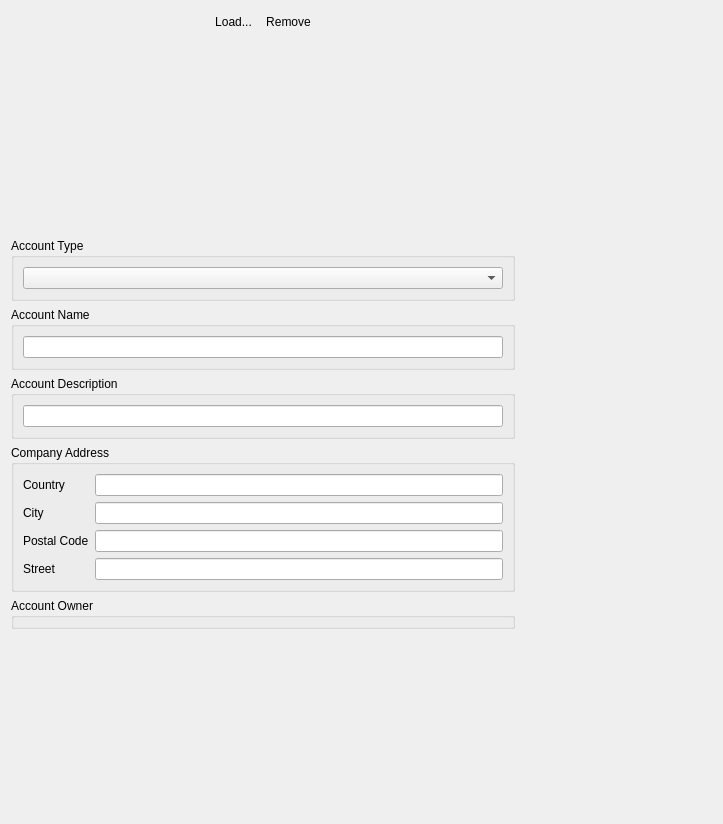
Old version of the form Include/imtauthgui/CAccountInfoEditorComp.ui in the repository ImagingTools/ImtCore.
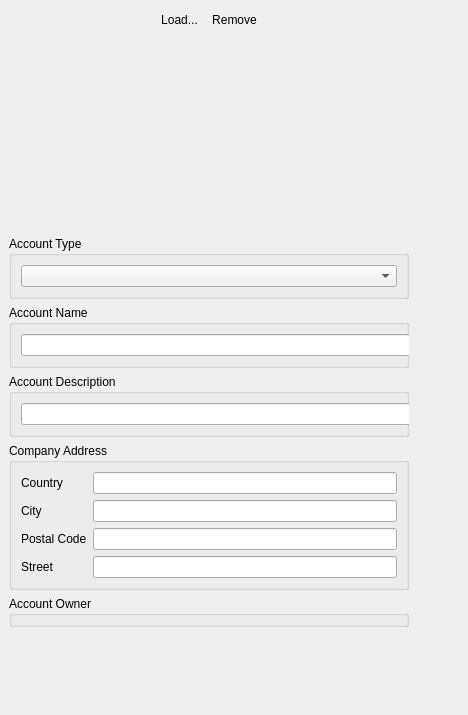
New version of the form. Icons and pictures are not drawn.

Commit message: Several corrections

The edit to the form file:
```diff
--- a/Include/imtauthgui/CAccountInfoEditorComp.ui
+++ b/Include/imtauthgui/CAccountInfoEditorComp.ui
@@ -6,8 +6,8 @@
    <rect>
     <x>0</x>
     <y>0</y>
-    <width>723</width>
-    <height>824</height>
+    <width>468</width>
+    <height>715</height>
    </rect>
   </property>
   <property name="windowTitle">
@@ -16,7 +16,19 @@
   <property name="styleSheet">
    <string notr="true"/>
   </property>
-  <layout class="QHBoxLayout" name="horizontalLayout" stretch="1,1000">
+  <layout class="QHBoxLayout" name="horizontalLayout">
+   <property name="leftMargin">
+    <number>0</number>
+   </property>
+   <property name="topMargin">
+    <number>0</number>
+   </property>
+   <property name="rightMargin">
+    <number>0</number>
+   </property>
+   <property name="bottomMargin">
+    <number>0</number>
+   </property>
    <item>
     <widget class="QScrollArea" name="scrollArea">
      <property name="sizePolicy">
@@ -43,22 +55,10 @@
         <x>0</x>
         <y>0</y>
         <width>468</width>
-        <height>806</height>
+        <height>715</height>
        </rect>
       </property>
-      <layout class="QVBoxLayout" name="verticalLayout_6" stretch="1,1,1,1,1,1,1000">
-       <property name="leftMargin">
-        <number>0</number>
-       </property>
-       <property name="topMargin">
-        <number>0</number>
-       </property>
-       <property name="rightMargin">
-        <number>0</number>
-       </property>
-       <property name="bottomMargin">
-        <number>0</number>
-       </property>
+      <layout class="QVBoxLayout" name="verticalLayout_6">
        <item>
         <widget class="QWidget" name="OverviewFrame" native="true">
          <property name="sizePolicy">
@@ -67,6 +67,15 @@
            <verstretch>0</verstretch>
           </sizepolicy>
          </property>
+         <property name="maximumSize">
+          <size>
+           <width>400</width>
+           <height>16777215</height>
+          </size>
+         </property>
+         <property name="styleSheet">
+          <string notr="true">background:</string>
+         </property>
          <layout class="QVBoxLayout" name="verticalLayout">
           <property name="spacing">
            <number>0</number>
@@ -253,31 +262,30 @@
        </item>
        <item>
         <widget class="QGroupBox" name="AccountTypeGroup">
+         <property name="maximumSize">
+          <size>
+           <width>400</width>
+           <height>16777215</height>
+          </size>
+         </property>
          <property name="title">
           <string>Account Type</string>
          </property>
          <layout class="QVBoxLayout" name="verticalLayout_4">
           <item>
-           <widget class="QComboBox" name="AccountTypeCombo">
-            <property name="sizePolicy">
-             <sizepolicy hsizetype="Preferred" vsizetype="Fixed">
-              <horstretch>0</horstretch>
-              <verstretch>0</verstretch>
-             </sizepolicy>
-            </property>
-            <property name="minimumSize">
-             <size>
-              <width>400</width>
-              <height>0</height>
-             </size>
-            </property>
-           </widget>
+           <widget class="QComboBox" name="AccountTypeCombo"/>
           </item>
          </layout>
         </widget>
        </item>
        <item>
         <widget class="QGroupBox" name="AccountNameGroup">
+         <property name="maximumSize">
+          <size>
+           <width>400</width>
+           <height>16777215</height>
+          </size>
+         </property>
          <property name="title">
           <string>Account Name</string>
          </property>
@@ -303,6 +311,12 @@
        </item>
        <item>
         <widget class="QGroupBox" name="AccountDescriptionGroup">
+         <property name="maximumSize">
+          <size>
+           <width>400</width>
+           <height>16777215</height>
+          </size>
+         </property>
          <property name="title">
           <string>Account Description</string>
          </property>
@@ -328,6 +342,12 @@
        </item>
        <item>
         <widget class="QGroupBox" name="AddressGroup">
+         <property name="maximumSize">
+          <size>
+           <width>400</width>
+           <height>16777215</height>
+          </size>
+         </property>
          <property name="title">
           <string>Company Address</string>
          </property>
@@ -377,6 +397,12 @@
        </item>
        <item>
         <widget class="QGroupBox" name="AccountOwnerGroup">
+         <property name="maximumSize">
+          <size>
+           <width>400</width>
+           <height>16777215</height>
+          </size>
+         </property>
          <property name="title">
           <string>Account Owner</string>
          </property>
@@ -515,19 +541,6 @@
      </widget>
     </widget>
    </item>
-   <item>
-    <spacer name="horizontalSpacer_3">
-     <property name="orientation">
-      <enum>Qt::Horizontal</enum>
-     </property>
-     <property name="sizeHint" stdset="0">
-      <size>
-       <width>141</width>
-       <height>20</height>
-      </size>
-     </property>
-    </spacer>
-   </item>
   </layout>
  </widget>
  <resources>
```
The commit also changes 2 other files.
